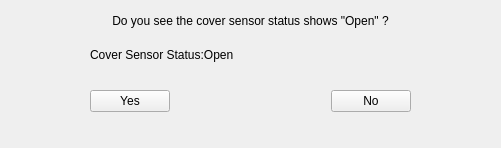
First picture: the form in ServiceSW/Master/Components/Diagnostics/Forms/StatusConfirmDialog.ui, repository Liyezhong/Master, before the edit.
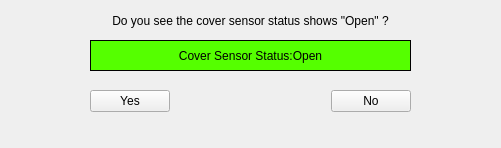
Second picture: the form after the edit.

Commit message: update cover sensor display

Diff of the .ui file:
```diff
--- a/ServiceSW/Master/Components/Diagnostics/Forms/StatusConfirmDialog.ui
+++ b/ServiceSW/Master/Components/Diagnostics/Forms/StatusConfirmDialog.ui
@@ -116,17 +116,23 @@
    <property name="geometry">
     <rect>
      <x>90</x>
-     <y>44</y>
+     <y>40</y>
      <width>321</width>
-     <height>21</height>
+     <height>31</height>
     </rect>
    </property>
    <property name="styleSheet">
-    <string notr="true">border-color: rgb(255, 255, 255);</string>
+    <string notr="true">border-color: rgb(0, 0, 0);
+border-width:1px;
+border-style:solid;
+background-color: rgb(85, 255, 0);</string>
    </property>
    <property name="text">
     <string>Cover Sensor Status:Open</string>
    </property>
+   <property name="alignment">
+    <set>Qt::AlignCenter</set>
+   </property>
   </widget>
  </widget>
  <resources/>
```
The commit also changes 2 other files.
